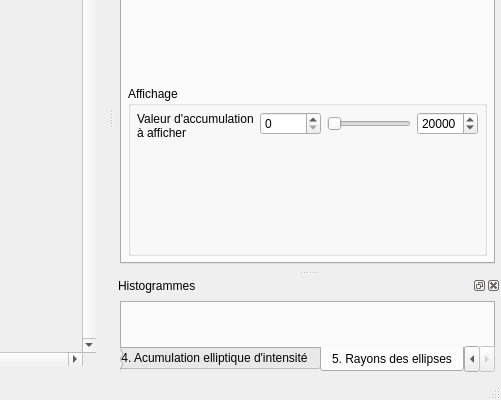
akrah/TKDetection, file ui/mainwindow.ui: the form before one commit; both pictures show x 230 to 731 and y 178 to 578 of the 731 by 578 pixel window.
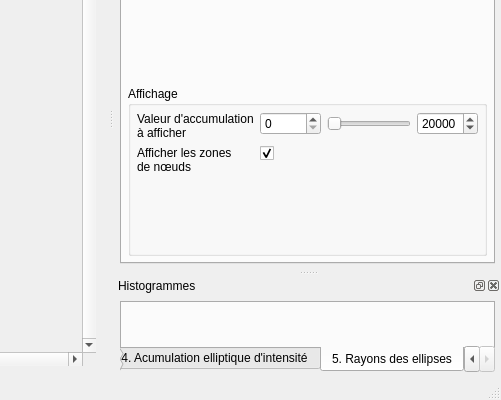
The form after the commit. The open tabs and pages were chosen to show the change. Custom widgets are drawn as their Qt base class.

Commit message: Suite de la détection du z-mouvement 2D

Patch:
```diff
--- a/ui/mainwindow.ui
+++ b/ui/mainwindow.ui
@@ -2210,6 +2210,24 @@
               </item>
              </layout>
             </item>
+            <item row="2" column="0">
+             <widget class="QLabel" name="label_63">
+              <property name="text">
+               <string>Afficher les zones
+de nœuds</string>
+              </property>
+             </widget>
+            </item>
+            <item row="2" column="1">
+             <widget class="QCheckBox" name="_checkDrawKnotAreasOnZMotion2D">
+              <property name="text">
+               <string/>
+              </property>
+              <property name="checked">
+               <bool>true</bool>
+              </property>
+             </widget>
+            </item>
            </layout>
           </widget>
          </item>
```
The commit also changes 2 other files.
